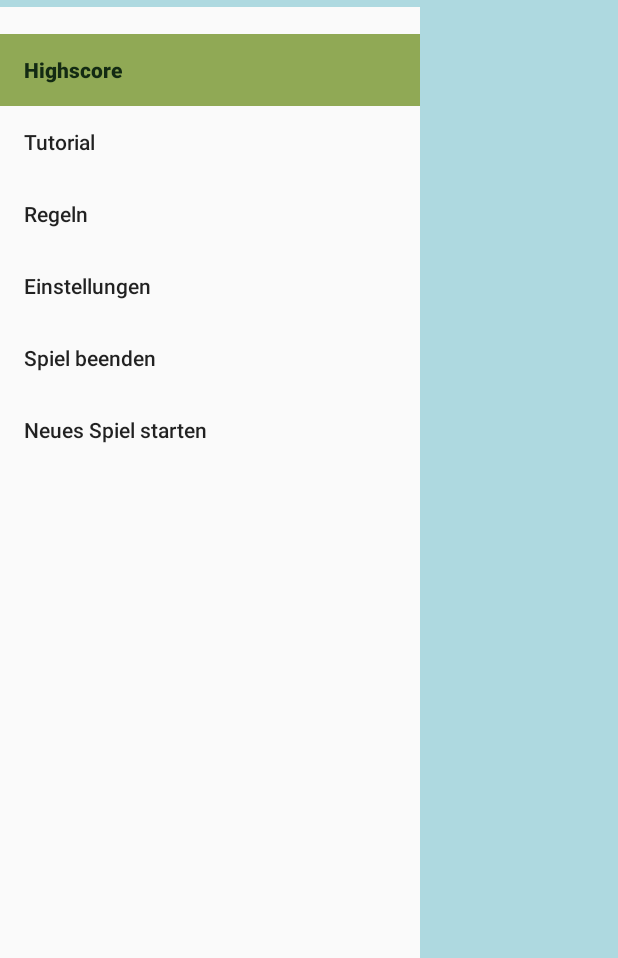
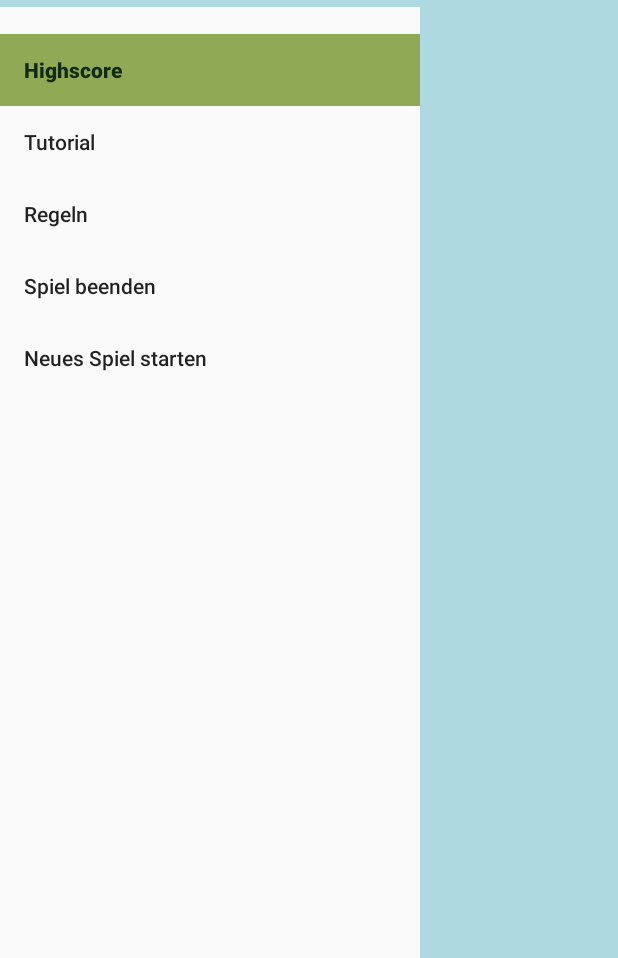
Before and after one commit to UniRegensburg/abschlussprojekte-mobile-apps-fur-android-yahtzee-5, an Android app: the GameFinishedActivity screen opened directly, with no data from a screen before it, after a tap on "Burgermenü ausklappen", on a phone screen of 412 x 824 dp, the part 278-1236 px from its top. Run offline under Robolectric (Android 15) with nearby library versions, the phone set to English and light mode, and no system bars.

Commit message:
Aufgeräumt
Klassen, die wir angelegt aber nicht verwendet haben, sind gelöscht;
im Burgermenu den Unterpunkt "Einstellungen" entfernt

```diff
--- a/app/src/main/java/com/example/kniffel/Burgermenü/Burgermenu.java
+++ /dev/null
@@ -1,4 +0,0 @@
-package com.example.kniffel.Burgermenü;
-
-public class Burgermenu {
-}
--- a/app/src/main/java/com/example/kniffel/GameOver/GameFinishedActivity.java
+++ b/app/src/main/java/com/example/kniffel/GameOver/GameFinishedActivity.java
@@ -170,9 +170,7 @@ public class GameFinishedActivity extends AppCompatActivity implements Navigatio
                 Intent intentToStartRulesActivity = new Intent(this, Rules.class);
                 startActivity(intentToStartRulesActivity);
                 break;
-            case R.id.settings_burgermenu_item:
-                //
-                break;
+
             case R.id.end_game_burgermenu_item:
                 Intent intentToGameFinishedActivity = new Intent(this, GameFinishedActivity.class);
                 startActivity(intentToGameFinishedActivity);
--- a/app/src/main/java/com/example/kniffel/Highscore/HighscoreActivity.java
+++ b/app/src/main/java/com/example/kniffel/Highscore/HighscoreActivity.java
@@ -148,9 +148,6 @@ public class HighscoreActivity extends AppCompatActivity implements NavigationVi
                 Intent intentToStartRulesActivity = new Intent(this, Rules.class);
                 startActivity(intentToStartRulesActivity);
                 break;
-            case R.id.settings_burgermenu_item:
-                //
-                break;
             case R.id.end_game_burgermenu_item:
                 //
                 break;
--- a/app/src/main/java/com/example/kniffel/InsertName/InsertNameActivity.java
+++ b/app/src/main/java/com/example/kniffel/InsertName/InsertNameActivity.java
@@ -204,9 +204,6 @@ public class InsertNameActivity extends AppCompatActivity implements NavigationV
                 Intent intentToStartRulesActivity = new Intent(this, Rules.class);
                 startActivity(intentToStartRulesActivity);
                 break;
-            case R.id.settings_burgermenu_item:
-                //
-                break;
             case R.id.end_game_burgermenu_item:
                 //
                 break;
--- a/app/src/main/java/com/example/kniffel/InsertNumberOfPlayers/InsertNumberOfPlayers.java
+++ b/app/src/main/java/com/example/kniffel/InsertNumberOfPlayers/InsertNumberOfPlayers.java
@@ -194,9 +194,6 @@ public class InsertNumberOfPlayers extends AppCompatActivity implements Navigati
                 Intent intentToStartRulesActivity = new Intent(this, Rules.class);
                 startActivity(intentToStartRulesActivity);
                 break;
-            case R.id.settings_burgermenu_item:
-                //
-                break;
             case R.id.end_game_burgermenu_item:
                 Intent intentToGameFinishedActivity = new Intent(this, GameFinishedActivity.class);
                 startActivity(intentToGameFinishedActivity);
--- a/app/src/main/java/com/example/kniffel/RollTheDice/Gif.java
+++ /dev/null
@@ -1,4 +0,0 @@
-package com.example.kniffel.RollTheDice;
-
-public class Gif {
-}
--- a/app/src/main/java/com/example/kniffel/Rules/Rules.java
+++ b/app/src/main/java/com/example/kniffel/Rules/Rules.java
@@ -127,9 +127,6 @@ public class Rules extends AppCompatActivity implements NavigationView.OnNavigat
                 Intent intentToStartRulesActivity = new Intent(this, Rules.class);
                 startActivity(intentToStartRulesActivity);
                 break;
-            case R.id.settings_burgermenu_item:
-                //
-                break;
             case R.id.end_game_burgermenu_item:
                 //
                 break;
--- a/app/src/main/res/menu/burgermenu_menu.xml
+++ b/app/src/main/res/menu/burgermenu_menu.xml
@@ -12,9 +12,6 @@
             android:id="@+id/rules_burgermenu_item"
             android:title="@string/rules_burgermenu_item"/>
         <item
-            android:id="@+id/settings_burgermenu_item"
-            android:title="@string/settings_burgermenu_item"/>
-        <item
             android:id="@+id/end_game_burgermenu_item"
             android:title="@string/end_game_burgermenu_item"/>
         <item
```
